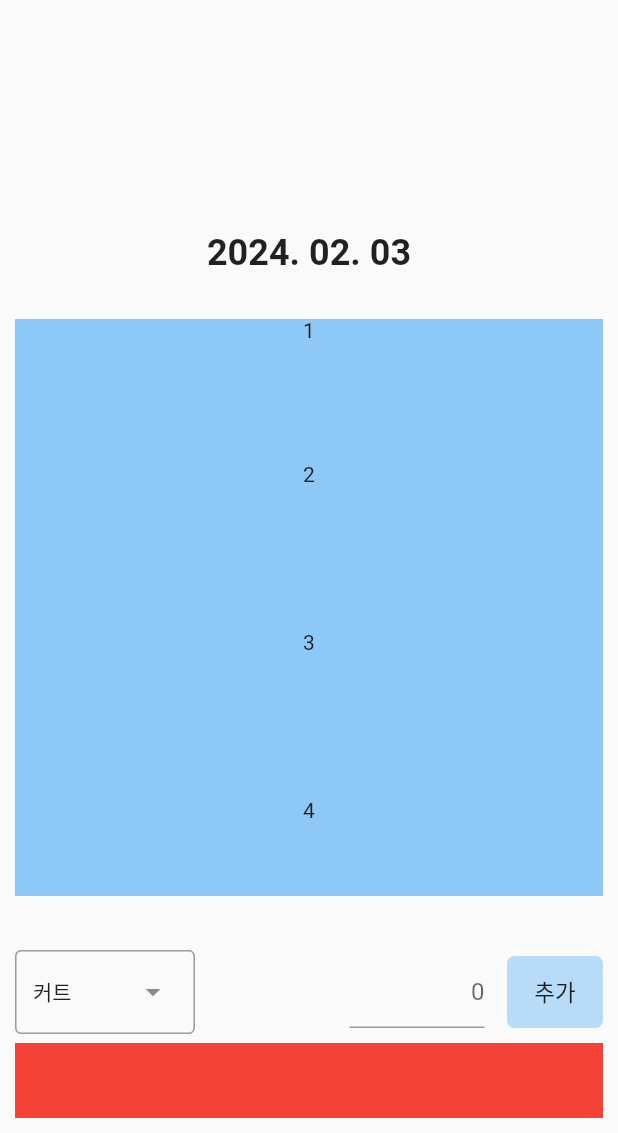
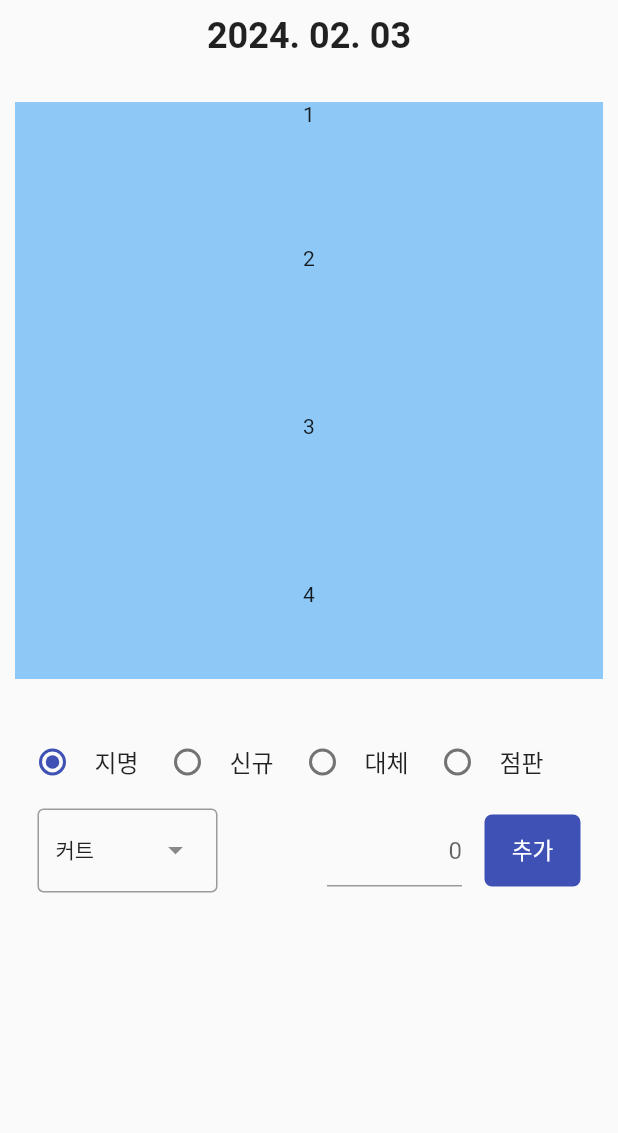
Before and after one commit to kanggo1111/hair_designer_sales_manage, a Flutter app: the screen it shows after launch, after a tap on the "add circle" icon, on a phone screen of 412 x 824 dp, the part 103-1236 px from its top. Run offline on Flutter 3.47's test engine with Material 3 defaults, Android fonts, the phone set to English and light mode, and no system bars; our stand-ins replace currency_text_input_formatter; missing offline and left inert: back_button_interceptor.

Commit message:
add radio list tile to item one day screen
Details:
add radio list tile to item one day screen

TODO:
develope file io
.

```diff
--- a/lib/items/add_item_row.dart
+++ b/lib/items/add_item_row.dart
@@ -2,9 +2,7 @@ import 'package:flutter/material.dart';
 import 'package:flutter/services.dart';
 import 'package:intl/intl.dart';
 import 'package:currency_text_input_formatter/currency_text_input_formatter.dart';
-
-List<String> temp_itemNameList = ['커트', '펌', '염색', '오예오예오예오예오예', '커트', '펌', '염색', '커트', '펌', '염색', '커트', '펌', '염색', '커트', '펌', '염색'];
-List<int> temp_itemPriceList = [20000, 56000, 48000, 1000000, 20000, 56000, 48000, 20000, 56000, 48000, 20000, 56000, 48000, 20000, 56000, 48000];
+import 'item_list.dart';
 
 class AddItemRow extends StatefulWidget {
   AddItemRow(this.now, {super.key});
@@ -37,6 +35,7 @@ class _AddItemRowState extends State<AddItemRow> {
       mainAxisAlignment: MainAxisAlignment.spaceBetween,
       children: [
         Container(
+          margin: EdgeInsets.fromLTRB(15, 0, 0, 0),
           child: DropdownMenu<String>(
             width: 120,
             initialSelection: temp_itemNameList.first,
@@ -91,8 +90,9 @@ class _AddItemRowState extends State<AddItemRow> {
               ),
             ),
             Container(
+                margin: EdgeInsets.fromLTRB(0, 0, 15, 0),
                 decoration: BoxDecoration(
-                    color: Colors.blue.withOpacity(0.3),
+                    color: Colors.indigo,
                     borderRadius: BorderRadius.circular(5)),
                 child: TextButton(
                     onPressed: () {
@@ -106,7 +106,7 @@ class _AddItemRowState extends State<AddItemRow> {
                     },
                     child: Text(
                       '추가',
-                      style: TextStyle(color: Colors.black87, fontSize: 15),
+                      style: TextStyle(color: Colors.white, fontSize: 15),
                     )))
           ],
         )
--- /dev/null
+++ b/lib/items/item_list.dart
@@ -0,0 +1,3 @@
+List<String> temp_itemNameList = ['커트', '펌', '염색', '오예오예오예오예오예', '커트', '펌', '염색', '커트', '펌', '염색', '커트', '펌', '염색', '커트', '펌', '염색'];
+List<int> temp_itemPriceList = [20000, 56000, 48000, 1000000, 20000, 56000, 48000, 20000, 56000, 48000, 20000, 56000, 48000, 20000, 56000, 48000];
+List<String> itemTypeList = ['지명', '신규', '대체', '점판'];
--- /dev/null
+++ b/lib/items/my_db.dart
@@ -0,0 +1,6 @@
+import 'dart:io';
+import 'package:path_provider/path_provider.dart';
+
+class MyDB{
+
+}
--- a/lib/screens/item_one_day.dart
+++ b/lib/screens/item_one_day.dart
@@ -3,6 +3,7 @@ import 'package:hair_designer_sales_manage/items/add_item_row.dart';
 import 'package:hair_designer_sales_manage/my_widget/my_calendar/my_calendar.dart';
 import 'package:intl/intl.dart';
 import 'package:back_button_interceptor/back_button_interceptor.dart';
+import 'package:hair_designer_sales_manage/items/item_list.dart';
 
 class ItemOneDay extends StatefulWidget {
   const ItemOneDay(this.now, {super.key});
@@ -14,6 +15,7 @@ class ItemOneDay extends StatefulWidget {
 }
 
 class _ItemOneDayState extends State<ItemOneDay> {
+  String _itemType = itemTypeList[0];
 
   void initState() {
     super.initState();
@@ -36,12 +38,11 @@ class _ItemOneDayState extends State<ItemOneDay> {
     final mainItemWidth = MediaQuery.of(context).size.width * 0.9;
     final mainItemHeight = MediaQuery.of(context).size.height * 0.9;
 
-    return SingleChildScrollView(
-      reverse: true,
-      child: Container(
-        margin: EdgeInsets.all(10),
-        width: mainItemWidth,
-        // height: mainItemHeight,
+    return Container(
+      margin: EdgeInsets.all(10),
+      width: mainItemWidth,
+      // height: mainItemHeight,
+      child: SingleChildScrollView(
         child: Column(
           children: [
             Text(
@@ -58,16 +59,37 @@ class _ItemOneDayState extends State<ItemOneDay> {
                 child: Container(
                   alignment: Alignment.center,
                   color: Colors.blue.withOpacity(0.5),
-                  child: Text('1\n\n\n\n\n\n2\n\n\n\n\n\n\n3\n\n\n\n\n\n\n4\n\n\n\n\n\n\n5'),
+                  child: Text(
+                      '1\n\n\n\n\n\n2\n\n\n\n\n\n\n3\n\n\n\n\n\n\n4\n\n\n\n\n\n\n5'),
                 ),
               ),
             ),
+            Row(
+                children: List.generate(
+              itemTypeList.length,
+              (index) => Container(
+                margin: EdgeInsets.all(5),
+                //color: Colors.redAccent,
+                width: 80,
+                child: RadioListTile(
+                  visualDensity: const VisualDensity(
+                    horizontal: VisualDensity.minimumDensity,
+                    vertical: VisualDensity.minimumDensity,
+                  ),
+                  contentPadding: EdgeInsets.all(0),
+                  title: Text(itemTypeList[index]),
+                  value: itemTypeList[index],
+                  groupValue: _itemType,
+                  onChanged: (value) {
+                    setState(() {
+                      _itemType = value!;
+                    });
+                  },
+                ),
+              ),
+            )),
             Container(
               child: AddItemRow(widget.now),
-            ),
-            Container(
-              height: 50,
-              color: Colors.red,
             ),
           ],
         ),
```
Also changed, not shown: 2 other files.
